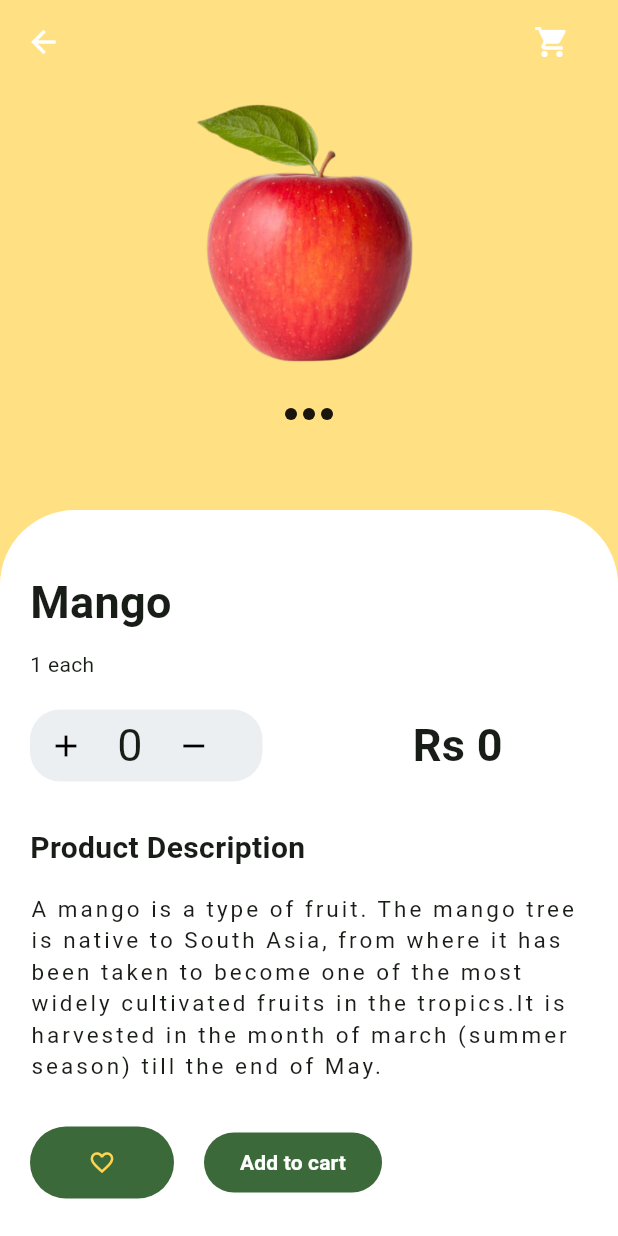
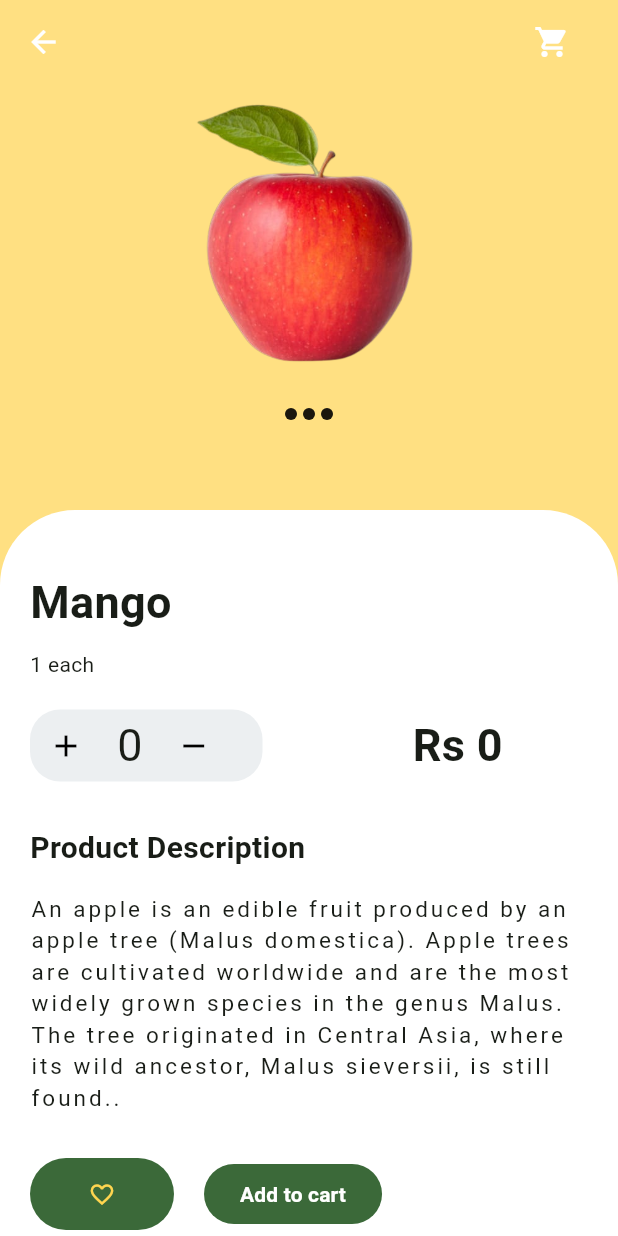
Before and after one commit to anantnipunge/Plantix_app, a Flutter app: the FirstScreen screen opened directly, on a phone screen of 412 x 824 dp. Run offline on Flutter 3.47's test engine with Material 2 defaults, Android fonts, the phone set to English and light mode, and no system bars; drawn by our look-alikes of carousel_slider; our stand-ins replace google_fonts.

Commit message:
chg: fruit description changed

```diff
--- a/lib/Screens/apple.dart
+++ b/lib/Screens/apple.dart
@@ -108,10 +108,7 @@ class _FirstScreen extends State<FirstScreen> {
                             height: 15.0,
                           ),
                           Text(
-                            'A mango is a type of fruit. '
-                            'The mango tree is native to South Asia, '
-                            'from where it has been taken to become one of the most widely cultivated fruits in the tropics.'
-                            'It is harvested in the month of march (summer season) till the end of May.',
+                            'An apple is an edible fruit produced by an apple tree (Malus domestica). Apple trees are cultivated worldwide and are the most widely grown species in the genus Malus. The tree originated in Central Asia, where its wild ancestor, Malus sieversii, is still found..',
                             style:
                                 TextStyle(letterSpacing: 2.0, fontSize: 15.0),
                           ),
```
